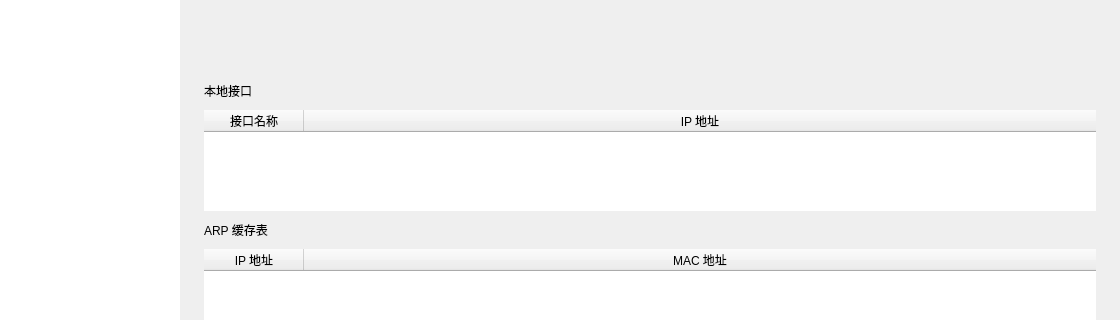
This is src/views/monitor.ui in ctkqiang/NezhaGuard as Qt 5 draws it before an edit; both pictures show x 0 to 1120 and y 250 to 570 of the 1120 by 780 pixel window. The edited form follows.
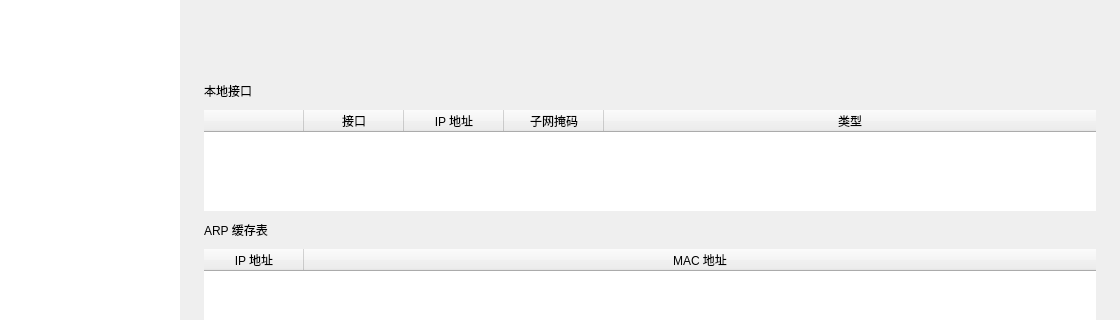
This is the edited form. The open tabs and pages were chosen to show the change.

Commit message:
feat: 完整状态快照导出 (.nzc) + 攻击者排行重构
- [新增] 导出功能升级: 配置文件 → 完整状态快照 (日志/告警/蜜罐/攻击者/隔离列表/统计/配置)
- [新增] 快照含元数据 (运行时长/计数/时间戳) + 攻击者明细 (IP/评分/次数/类型)
- [重构] refresh_attackers(): 按 评分×次数 加权排序, Top 10 带等级徽章
- [UI] 导出对话框文案改为 "导出 NezhaGuard 完整状态"

Patch:
```diff
--- a/src/views/monitor.ui
+++ b/src/views/monitor.ui
@@ -264,7 +264,7 @@
             </widget>
            </item>
            <item><widget class="QLabel" name="local_ip_label"><property name="text"><string>本地接口</string></property></widget></item>
-           <item><widget class="QTableWidget" name="local_ip_table"><property name="maximumHeight"><number>130</number></property><property name="frameShape"><enum>QFrame::NoFrame</enum></property><property name="alternatingRowColors"><bool>true</bool></property><property name="showGrid"><bool>false</bool></property><property name="columnCount"><number>2</number></property><property name="editTriggers"><set>QAbstractItemView::NoEditTriggers</set></property><property name="selectionMode"><enum>QAbstractItemView::SingleSelection</enum></property><property name="selectionBehavior"><enum>QAbstractItemView::SelectRows</enum></property><attribute name="horizontalHeaderVisible"><bool>true</bool></attribute><attribute name="horizontalHeaderStretchLastSection"><bool>true</bool></attribute><attribute name="verticalHeaderVisible"><bool>false</bool></attribute><column><property name="text"><string>接口名称</string></property></column><column><property name="text"><string>IP 地址</string></property></column></widget></item>
+           <item><widget class="QTableWidget" name="local_ip_table"><property name="maximumHeight"><number>200</number></property><property name="frameShape"><enum>QFrame::NoFrame</enum></property><property name="alternatingRowColors"><bool>true</bool></property><property name="showGrid"><bool>false</bool></property><property name="columnCount"><number>5</number></property><property name="editTriggers"><set>QAbstractItemView::NoEditTriggers</set></property><property name="selectionMode"><enum>QAbstractItemView::SingleSelection</enum></property><property name="selectionBehavior"><enum>QAbstractItemView::SelectRows</enum></property><attribute name="horizontalHeaderVisible"><bool>true</bool></attribute><attribute name="horizontalHeaderStretchLastSection"><bool>true</bool></attribute><attribute name="verticalHeaderVisible"><bool>false</bool></attribute><column><property name="text"><string></string></property></column><column><property name="text"><string>接口</string></property></column><column><property name="text"><string>IP 地址</string></property></column><column><property name="text"><string>子网掩码</string></property></column><column><property name="text"><string>类型</string></property></column></widget></item>
            <item><widget class="QLabel" name="arp_label"><property name="text"><string>ARP 缓存表</string></property></widget></item>
            <item><widget class="QTableWidget" name="arp_table"><property name="maximumHeight"><number>180</number></property><property name="frameShape"><enum>QFrame::NoFrame</enum></property><property name="alternatingRowColors"><bool>true</bool></property><property name="showGrid"><bool>false</bool></property><property name="columnCount"><number>2</number></property><property name="editTriggers"><set>QAbstractItemView::NoEditTriggers</set></property><property name="selectionMode"><enum>QAbstractItemView::SingleSelection</enum></property><property name="selectionBehavior"><enum>QAbstractItemView::SelectRows</enum></property><attribute name="horizontalHeaderVisible"><bool>true</bool></attribute><attribute name="horizontalHeaderStretchLastSection"><bool>true</bool></attribute><attribute name="verticalHeaderVisible"><bool>false</bool></attribute><column><property name="text"><string>IP 地址</string></property></column><column><property name="text"><string>MAC 地址</string></property></column></widget></item>
            <item><widget class="QLabel" name="quarantine_label"><property name="text"><string>隔离列表</string></property></widget></item>
```
The commit also changes 1 other file.
